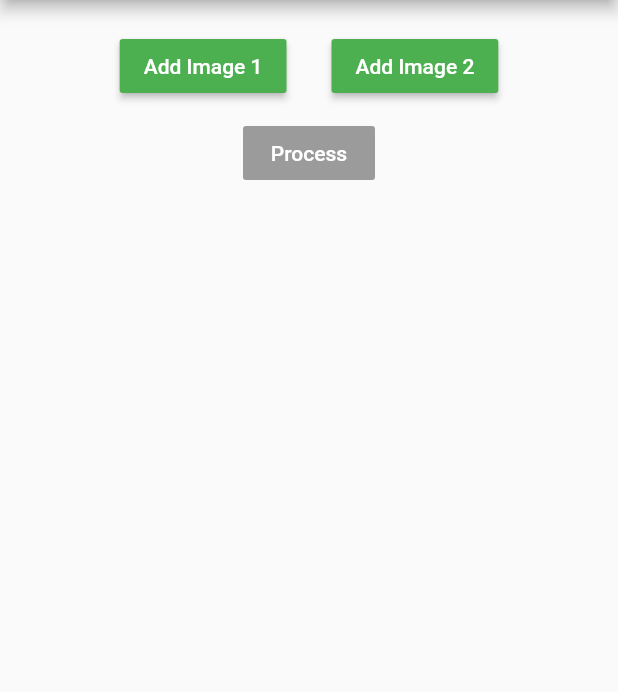
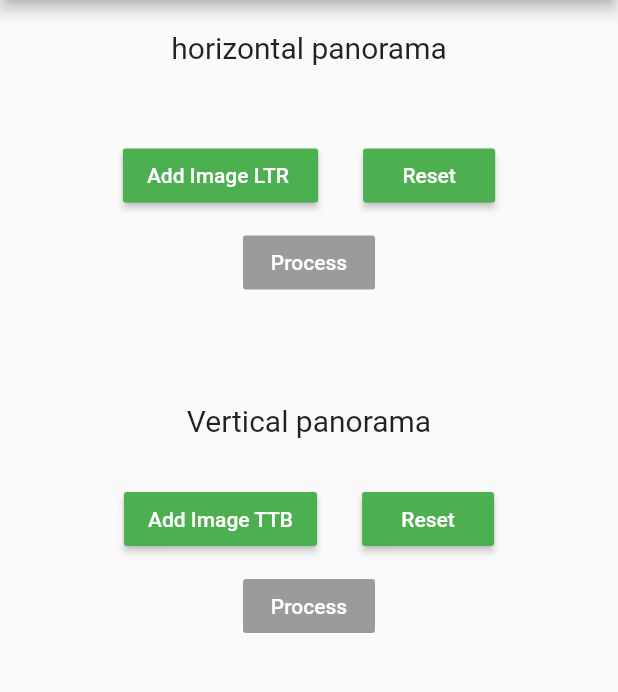
Before and after one commit to azadprajapat/opencv_awesome, a Flutter app: the screen it shows after launch, on a phone screen of 412 x 824 dp, the part 84-776 px from its top. Run offline on Flutter 3.47's test engine with Material 2 defaults, Android fonts, the light colour scheme and no system bars; our stand-ins replace image_picker; missing offline and left inert: dart:ffi.

Commit message:
added support for vertical stitching

```diff
--- a/example/lib/main.dart
+++ b/example/lib/main.dart
@@ -1,8 +1,8 @@
 import 'package:flutter/cupertino.dart';
 import 'package:flutter/material.dart';
+import 'package:opencv_awesome/opencv_awesome.dart';
 import 'dart:async';
 import 'dart:io';
-import 'package:opencv_awesome/opencv_awesome.dart';
 import 'package:path_provider/path_provider.dart';
 import 'package:image_picker/image_picker.dart';
 
@@ -17,10 +17,10 @@ class MyApp extends StatefulWidget {
 
 class _MyAppState extends State<MyApp> {
   bool _isWorking = false;
-  String path1;
-  String path2;
-  String output_path;
-
+  List<String> horizontal_path_list=[];
+  List<String> vertical_path_list=[];
+  String horizontal_output_path;
+  String vertical_output_path;
   @override
   void initState() {
     super.initState();
@@ -36,47 +36,31 @@ class _MyAppState extends State<MyApp> {
             ),
             body: _isWorking
                 ? Center(child: CircularProgressIndicator())
-                : Column(
+                : SingleChildScrollView(
+                  child: Column(
                   crossAxisAlignment: CrossAxisAlignment.center,
                    children: [
-                  Row(
+                     SizedBox(height: 20,),
+                     Text("horizontal panorama",style: TextStyle(fontSize: 20),),
+                     SizedBox(height: 20,),
+                    SingleChildScrollView(
+                      scrollDirection: Axis.horizontal,
+                      child: Row(
                         mainAxisAlignment: MainAxisAlignment.center,
-                    children: [
-                    path1!=null
+                        children: List.generate(horizontal_path_list.length, (index) => Container(
+                          width: 180,
+                          child: Image.file(File(horizontal_path_list[index])),
+                        ),),),
+                    ),
+                    SizedBox(height: 20,),
+                    horizontal_output_path!=null
                         ? Center(
                       child: Container(
-                        width:  140,
-                        height: 200,
-                        child: Image.file(File(path1)),
+                        height: 180,
+                          child: Image.file(File(horizontal_output_path),fit: BoxFit.fill,),
                       ),
                     )
                         : Container(),
-                    path2!=null
-                        ? Center(
-                      child: Container(
-                        width: 140,
-                        height: 200,
-                        child: Image.file(File(path2)),
-                      ),
-                    )
-                        : Container(),
-
-
-                  ],),
-                  SizedBox(height: 10,),
-                  output_path!=null
-                      ? Center(
-                    child: Container(
-                      height: 200,
-                      width: 300,
-                      decoration: BoxDecoration(
-                          color: Colors.blue,
-                          image: DecorationImage(image: FileImage(File(output_path),),fit: BoxFit.fill)
-                      ),
-                    ),
-                  )
-                      : Container(),
-
                     SizedBox(
                       height: 10,
                     ),
@@ -89,10 +73,10 @@ class _MyAppState extends State<MyApp> {
                             onPressed: () async {
                               var path = await take_image();
                               setState(() {
-                              path1 = path;
+                                horizontal_path_list.add(path);
                               });
                             },
-                          child: Text("Add Image 1",style: TextStyle(color: Colors.white)),
+                            child: Text("Add Image LTR ",style: TextStyle(color: Colors.white)),
                           )),
                       //
                       SizedBox(
@@ -103,12 +87,12 @@ class _MyAppState extends State<MyApp> {
                           child: MaterialButton(
                             color: Colors.green,
                             onPressed: () async {
-                            var path = await take_image();
                                setState(() {
-                              path2 = path;
+                                horizontal_path_list=[];
+                                horizontal_output_path=null;
                               });
                             },
-                          child: Text("Add Image 2",style: TextStyle(color: Colors.white)),
+                            child: Text("Reset",style: TextStyle(color: Colors.white)),
                           )),
 
                     ],
@@ -120,27 +104,111 @@ class _MyAppState extends State<MyApp> {
                         child: MaterialButton(
                           color: Colors.green,
                           disabledColor: Colors.black38,
-                        onPressed: path1 != null && path2 != null
+                          onPressed: horizontal_path_list.length>1
                               ? () async{
                             setState(() {
                               _isWorking=true;
                             });
                             String dirpath= (await getApplicationDocumentsDirectory()).path+"/"+DateTime.now().toString()+"_.jpg";
-                          List<String> img_paths = [path1, path2];
-                           await  OpencvAwesome.stich_horizontal(img_paths, dirpath,oncompleted);
+                             await  OpencvAwesome.stitch_horizontally(horizontal_path_list, dirpath,oncompletedHorizontal);
                           }
                               : null,
                           child: Text("Process",style: TextStyle(color: Colors.white),),
                         )),
-                ])));
+
+                     SizedBox(height: 50,),
+                     SizedBox(height: 20,),
+                     Text("Vertical panorama",style: TextStyle(fontSize: 20),),
+                     SizedBox(height: 20,),
+                     vertical_output_path!=null
+                         ? Center(
+                       child: Container(
+                         width: 180,
+                         child: Image.file(File(vertical_output_path),fit: BoxFit.fill,),
+                       ),
+                     )
+                         : Container(),
+                     SizedBox(
+                       height: 10,
+                     ),
+                     Row(
+                       mainAxisAlignment: MainAxisAlignment.center,
+                       children: [
+                         Center(
+                             child: MaterialButton(
+                               color: Colors.green,
+                               onPressed: () async {
+                                 var path = await take_image();
+                                 setState(() {
+                                   vertical_path_list.add(path);
+                                 });
+                               },
+                               child: Text("Add Image TTB",style: TextStyle(color: Colors.white)),
+                             )),
+                         //
+                         SizedBox(
+                           width: 30,
+                         ),
+                         // This trailing comma makes auto-formatting nicer for build methods.
+                         Center(
+                             child: MaterialButton(
+                               color: Colors.green,
+                               onPressed: () async {
+                                 setState(() {
+                                   vertical_path_list=[];
+                                   vertical_output_path=null;
+                                 });
+                               },
+                               child: Text("Reset",style: TextStyle(color: Colors.white)),
+                             )),
+
+                       ],
+                     ) , // T
+                     SizedBox(
+                       height: 10,
+                     ),
+                     Center(
+                         child: MaterialButton(
+                           color: Colors.green,
+                           disabledColor: Colors.black38,
+                           onPressed: vertical_path_list.length>1
+                               ? () async{
+                             setState(() {
+                               _isWorking=true;
+                             });
+                             String dirpath= (await getApplicationDocumentsDirectory()).path+"/"+DateTime.now().toString()+"_.jpg";
+                             await  OpencvAwesome.stitch_vertically(vertical_path_list, dirpath,oncompletedVertical);
                            }
-  void oncompleted(dirpath){
+                               : null,
+                           child: Text("Process",style: TextStyle(color: Colors.white),),
+                         )),
+                     SizedBox(height: 20,),
+                     SingleChildScrollView(
+                       scrollDirection: Axis.horizontal,
+                       child: Column(
+                         mainAxisAlignment: MainAxisAlignment.center,
+                         children: List.generate(vertical_path_list.length, (index) => Container(
+                           width: 180,
+                           child: Image.file(File(vertical_path_list[index])),
+                         ),),),
+                     ),
+
+
+                   ]),
+                )));
+  }
+  void oncompletedHorizontal(dirpath){
     setState(() {
-      output_path=dirpath;
+      horizontal_output_path=dirpath;
       _isWorking=false;
     });
   }
-
+  void oncompletedVertical(dirpath){
+    setState(() {
+      vertical_output_path=dirpath;
+      _isWorking=false;
+    });
+  }
   Future<String> take_image() async {
     File imagefile = await ImagePicker.pickImage(source: ImageSource.camera);
     return imagefile.path;
--- a/example/pubspec.yaml
+++ b/example/pubspec.yaml
@@ -25,6 +25,7 @@ dependencies:
   cupertino_icons: ^1.0.0
   image_picker:
   path_provider:
+
 
 
 dev_dependencies:
```
Also changed, not shown: lib/data/methods.dart (+10 -6 lines), lib/opencv_awesome.dart (+19 -3 lines), 21 other files. Lines whose indentation alone changed are shown as unchanged.
